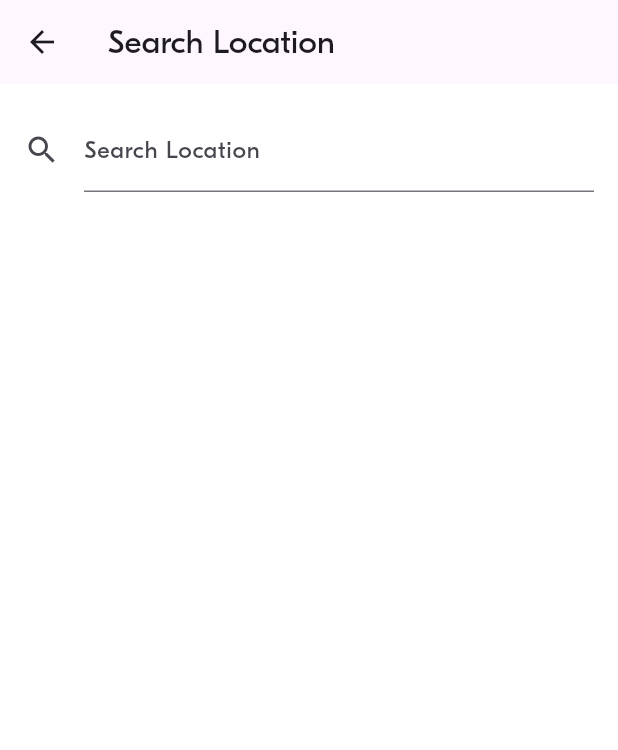
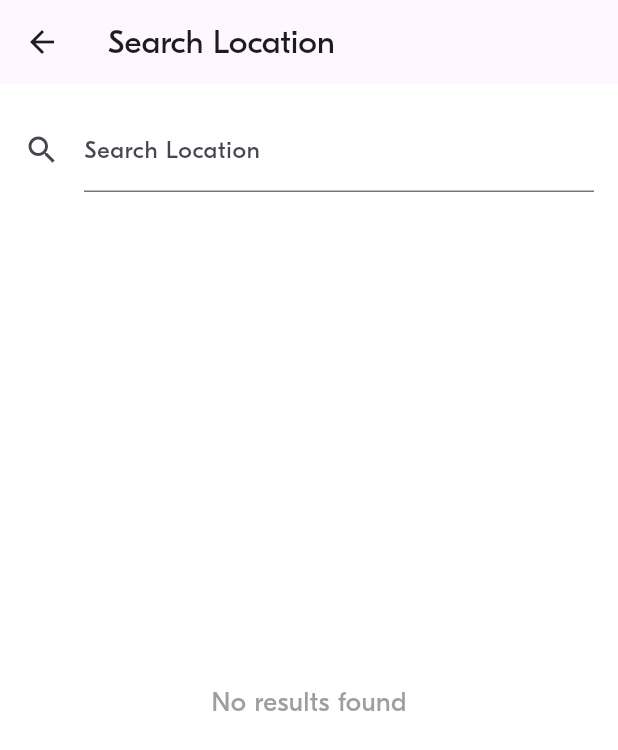
Before and after one commit to pichnarin/BlaBlaCar-090130, a Flutter app: the LocationPicker screen opened directly, on a phone screen of 412 x 824 dp. Shown: the top 750 px of the screen. Run offline on Flutter 3.47's test engine with Material 3 defaults, Android fonts, the phone set to English and light mode, and no system bars; project files that could hold a hidden picture were left out.

```diff
--- a/lib/screens/ride_pref/widgets/location_picker.dart
+++ b/lib/screens/ride_pref/widgets/location_picker.dart
@@ -16,7 +16,9 @@ class LocationPickerState extends State<LocationPicker> {
 
   void _searchLocations(String query) {
     setState(() {
-      _searchResults = fakeLocations.where((location) => location.name.toLowerCase().contains(query.toLowerCase())).toList();
+      _searchResults = fakeLocations
+          .where((location) => location.name.toLowerCase().contains(query.toLowerCase()))
+          .toList();
     });
   }
 
@@ -37,7 +39,14 @@ class LocationPickerState extends State<LocationPicker> {
               onChanged: _searchLocations,
             ),
             Expanded(
-              child: ListView.builder(
+              child: _searchResults.isEmpty
+                  ? Center(
+                child: Text(
+                  'No results found',
+                  style: TextStyle(fontSize: 18, color: Colors.grey),
+                ),
+              )
+                  : ListView.builder(
                 itemCount: _searchResults.length,
                 itemBuilder: (context, index) {
                   final location = _searchResults[index];
```
Also changed, not shown: lib/screens/ride_pref/widgets/ride_pref_form.dart (+36 -30 lines).
